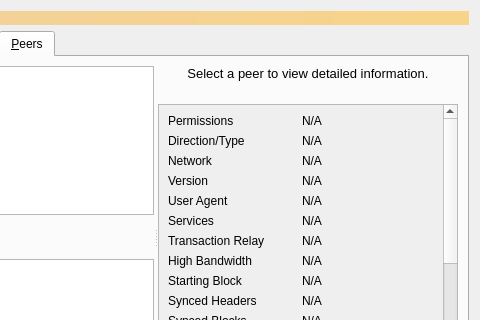
This is src/qt/forms/debugwindow.ui in suiiancm/gui as Qt 5 draws it before an edit; both pictures show x 268 to 748 and y 0 to 320 of the 748 by 430 pixel window. The edited form follows.
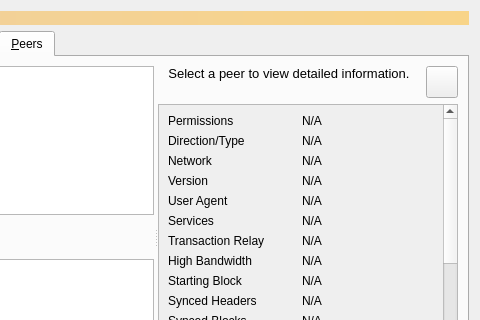
This is the edited form. The open tabs and pages were chosen to show the change. Icons and pictures are not drawn. Custom widgets are drawn as their Qt base class.

Commit message:
gui: Hide peers details
Add a close (X) button to the Peers Detail panel.
Reuse the same icon used in the Console Tab.
The close button deselects the peer highlighted
in the PeerTableView and hides the detail panel.
This PR addresses issue #485:

Diff of the .ui file:
```diff
--- a/src/qt/forms/debugwindow.ui
+++ b/src/qt/forms/debugwindow.ui
@@ -985,6 +985,14 @@
           </property>
           <layout class="QVBoxLayout" name="verticalLayout_8">
            <item>
+              <layout class="QHBoxLayout" name="horizontalLayout_8">
+                <property name="topMargin">
+                  <number>0</number>
+                </property>
+                <property name="bottomMargin">
+                  <number>0</number>
+                </property>
+                <item>
             <widget class="QLabel" name="peerHeading">
              <property name="sizePolicy">
               <sizepolicy hsizetype="Preferred" vsizetype="Minimum">
@@ -1019,6 +1027,73 @@
               <set>Qt::LinksAccessibleByMouse|Qt::TextSelectableByKeyboard|Qt::TextSelectableByMouse</set>
              </property>
             </widget>
+                </item>
+                <item>
+                  <widget class="QWidget" name="hidePeersDetail" native="true">
+                    <property name="enabled">
+                      <bool>true</bool>
+                    </property>
+                    <property name="minimumSize">
+                      <size>
+                        <width>32</width>
+                        <height>32</height>
+                      </size>
+                    </property>
+                    <property name="maximumSize">
+                      <size>
+                        <width>32</width>
+                        <height>32</height>
+                      </size>
+                    </property>
+                    <widget class="QToolButton" name="hidePeersDetailButton">
+                      <property name="geometry">
+                        <rect>
+                          <x>0</x>
+                          <y>0</y>
+                          <width>32</width>
+                          <height>32</height>
+                        </rect>
+                      </property>
+                      <property name="minimumSize">
+                        <size>
+                          <width>32</width>
+                          <height>32</height>
+                        </size>
+                      </property>
+                      <property name="baseSize">
+                        <size>
+                          <width>32</width>
+                          <height>32</height>
+                        </size>
+                      </property>
+                      <property name="toolTip">
+                        <string>Hide Peers Detail</string>
+                      </property>
+                      <property name="layoutDirection">
+                        <enum>Qt::LeftToRight</enum>
+                      </property>
+                      <property name="text">
+                        <string />
+                      </property>
+                      <property name="icon">
+                        <iconset resource="../bitcoin.qrc">
+                          <normaloff>:/icons/remove</normaloff>
+                          :/icons/remove
+                        </iconset>
+                      </property>
+                      <property name="iconSize">
+                        <size>
+                          <width>22</width>
+                          <height>22</height>
+                        </size>
+                      </property>
+                      <property name="shortcut">
+                        <string>Ctrl+X</string>
+                      </property>
+                    </widget>
+                  </widget>
+                </item>
+              </layout>
            </item>
            <item>
             <widget class="QScrollArea" name="scrollArea">
```
Lines whose indentation alone changed are shown as unchanged. The commit also changes 1 other file.
